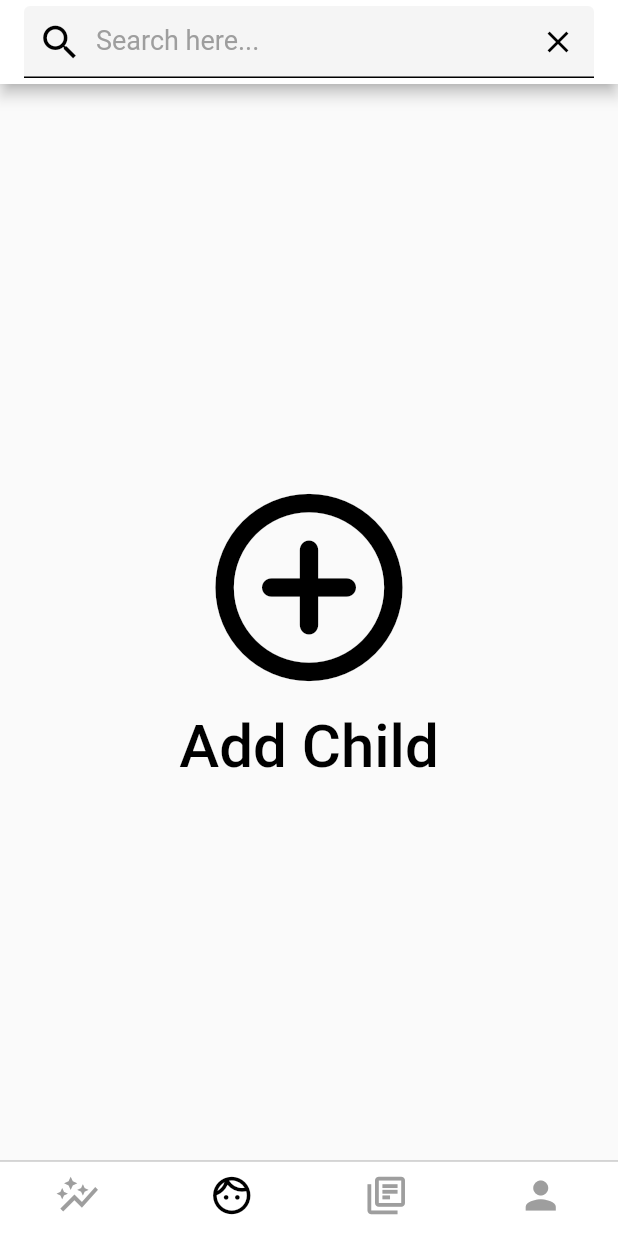
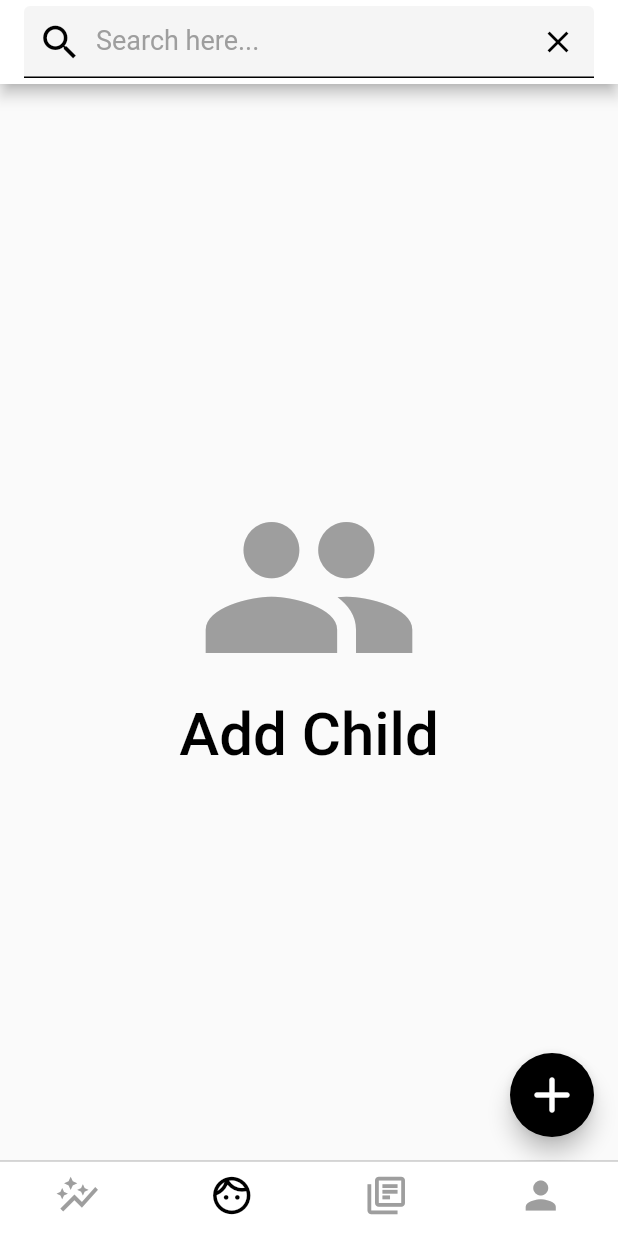
Before and after one commit to Arenslien/ABA-Analysis, a Flutter app: the screen it shows after launch, swiped to page 2, on a phone screen of 412 x 824 dp. Run offline on Flutter 3.47's test engine with Material 2 defaults, Android fonts, the phone set to English and light mode, and no system bars; our stand-ins replace cloud_firestore; accounts and stored records are empty.

Commit message:
아동 추가

```diff
--- a/lib/screens/child_management/child_screen.dart
+++ b/lib/screens/child_management/child_screen.dart
@@ -1,5 +1,6 @@
 import 'package:flutter/material.dart';
 import 'package:aba_analysis/screens/child_management/search_bar.dart';
+import 'package:aba_analysis/screens/child_management/child_input_screen.dart';
 
 class ChildScreen extends StatefulWidget {
   const ChildScreen({Key? key}) : super(key: key);
@@ -11,17 +12,18 @@ class ChildScreen extends StatefulWidget {
 class _ChildScreenState extends State<ChildScreen> {
   @override
   Widget build(BuildContext context) {
-    return Scaffold(
+    return GestureDetector(
+      onTap: () => FocusScope.of(context).unfocus(),
+      child: Scaffold(
         appBar: SearchBar(),
         body: Center(
           child: Column(
             mainAxisAlignment: MainAxisAlignment.center,
             children: [
-            IconButton(
-              icon: Icon(Icons.add_circle_outline_rounded),
-              iconSize: 150,
-              color: Colors.black,
-              onPressed: () {},
+              Icon(
+                Icons.group,
+                color: Colors.grey,
+                size: 150,
               ),
               Text(
                 'Add Child',
@@ -30,9 +32,22 @@ class _ChildScreenState extends State<ChildScreen> {
                   fontWeight: FontWeight.w500,
                   fontSize: 40,
                 ),
-
               ),
             ],
+          ),
+        ),
+        floatingActionButton: FloatingActionButton(
+          child: Icon(
+            Icons.add_rounded,
+            size: 40,
+          ),
+          onPressed: () {
+            Navigator.push(
+              context,
+              MaterialPageRoute(builder: (context) => ChildInputScreen()),
+            );
+          },
+          backgroundColor: Colors.black,
         ),
       ),
     );
```
Also changed, not shown: lib/screens/child_management/child_input_screen.dart (added, +73 -0 lines), lib/screens/child_management/search_bar.dart (+0 -59 lines), lib/screens/child_management/child_test_list.dart (added). Lines whose indentation alone changed are shown as unchanged.
